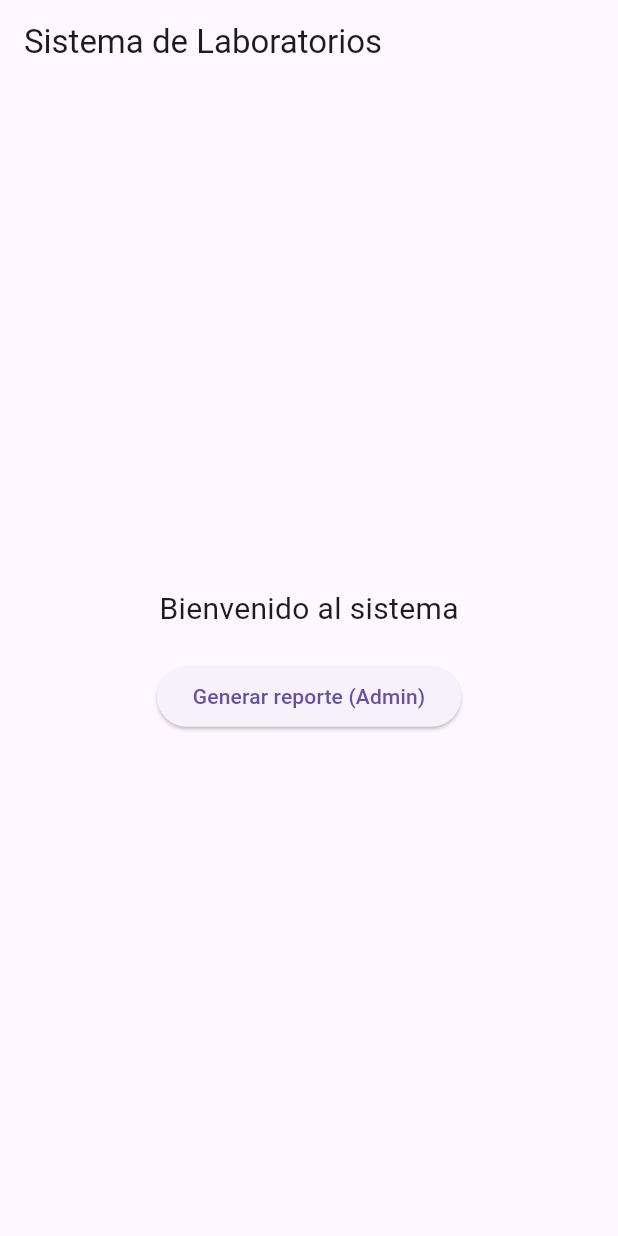
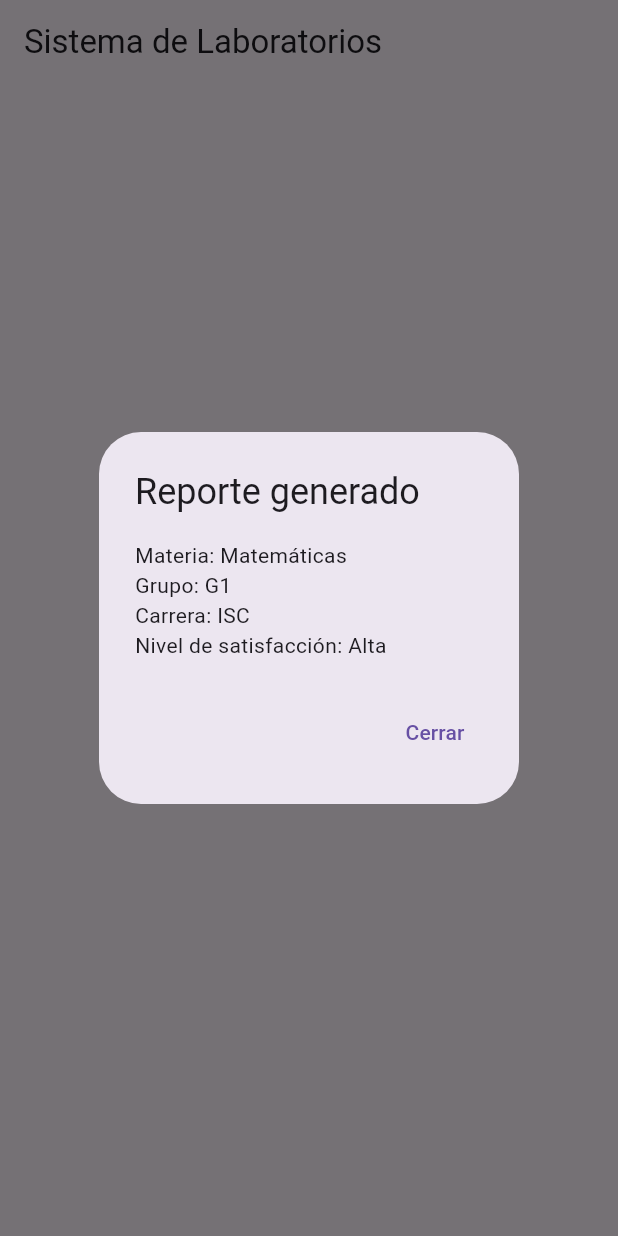
Before and after one commit to MigueV10/Proyect-Flutter, a Flutter app: the screen it shows after launch, after a tap on "Generar reporte (Admin)", on a phone screen of 412 x 824 dp. Run offline on Flutter 3.47's test engine with Material 3 defaults, Android fonts, the phone set to English and light mode, and no system bars.

Commit message:
Ya funciona el reporte

```diff
--- a/dominios/lib/dominios/reporte_servicio.dart
+++ b/dominios/lib/dominios/reporte_servicio.dart
@@ -1,7 +1,11 @@
 //Subcarpeta DOMINIOS para el actor "ADMINISTRADOR:DOMINIO"
 
 class ReporteServicio {
-  List<String> generarReporteSatisfaccion(String materia, String grupo, String carrera) {
+  List<String> generarReporteSatisfaccion(
+    String materia,
+    String grupo,
+    String carrera,
+  ) {
     return [
       "Materia: $materia",
       "Grupo: $grupo",
@@ -9,10 +13,14 @@ class ReporteServicio {
       "Nivel de satisfacción: Alta",
     ];
   }
-  }// lógica para generar reporte de satisfacción
+ // lógica para generar reporte de satisfacción
 
-  void certificarSatisfaccionServicio(String materia, String grupo, int calificacion) {
-    // lógica para certificar satisfacción
+String certificarSatisfaccionServicio(
+  String materia,
+  String grupo,
+  int calificacion,
+) {
+  return "Servicio certificado con calificacion $calificacion"; // lógica para certificar satisfacción
 }
 
 Map<String, int> analizarCalificacionesPorSemestre() {
@@ -20,8 +28,8 @@ class ReporteServicio {
   return {'5': 10, '4': 5, '3': 2};
 }
 
-  void generarReporteAcreditacion(String carrera) {
-    // lógica para generar reporte de acreditación
+String generarReporteAcreditacion(String carrera) {
+  return "Acreditacion generada para $carrera"; // lógica para generar reporte de acreditación
 }
 
 int contarPracticasPorSemestre() {
@@ -39,10 +47,14 @@ class ReporteServicio {
   return ['NetBeans', 'Eclipse', 'SQL', 'DOSBOX', 'C++', 'AUTOCAD'];
 }
 
-  void evaluarSatisfaccionPorSoftware() {
-    // lógica para evaluar satisfacción por software
+Map<String, double> evaluarSatisfaccionPorSoftware() {
+  return {
+    "Eclipse ": 4.5,
+    "VS Code": 4.8,
+  }; // lógica para evaluar satisfacción por software
 }
 
-  void generarInformePDF(String grupo, String sala, String periodo) {
-    // lógica para generar informe PDF
+String generarInformePDF(String grupo, String sala, String periodo) {
+  return "Informe PDF generado para grupo $grupo, sala $sala, periodo $periodo"; // lógica para generar informe PDF
  }
+}
--- a/dominios/lib/services/reporte_servicio_service.dart
+++ b/dominios/lib/services/reporte_servicio_service.dart
@@ -4,9 +4,13 @@ import 'package:dominios/dominios/reporte_servicio.dart';
 
 class ReporteServicioService {
   //Hacemos la assercion del reporte, el cual mandara a llamar nuestros metodos de la clase "reporte_servicio.dart"
-  final ReporteServicioService _reporte = ReporteServicioService();
+  final ReporteServicio _reporte = ReporteServicio();
 
-  List<String> generarReporteSatisfaccion(String materia, String grupo, String carrera) {
+  List<String> generarReporteSatisfaccion(
+    String materia,
+    String grupo,
+    String carrera,
+  ) {
     return _reporte.generarReporteSatisfaccion(materia, grupo, carrera);
   }
 
@@ -23,7 +27,7 @@ class ReporteServicioService {
     );
   }
 
-  Map<int, int> analizarCalificacionesPorSemestre() {
+  Map<String, int> analizarCalificacionesPorSemestre() {
     return _reporte.analizarCalificacionesPorSemestre();
   }
 
@@ -50,5 +54,4 @@ class ReporteServicioService {
   String generarInformePDF(String grupo, String sala, String periodo) {
     return _reporte.generarInformePDF(grupo, sala, periodo);
   }
-
 }
```
Lines whose indentation alone changed are shown as unchanged.
